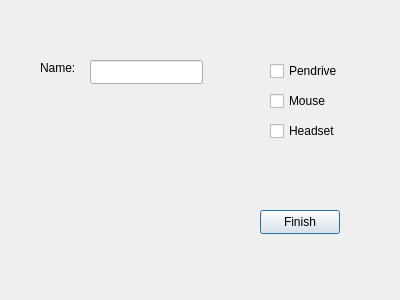
This is infodialog.ui in elb-bme/AFKHF as Qt 5 draws it before an edit. The edited form follows.
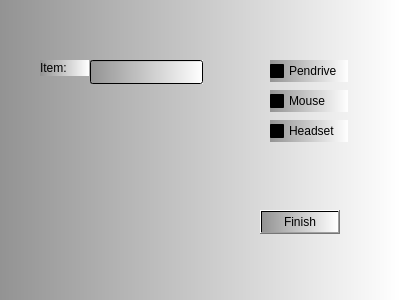
This is the edited form.

```diff
--- a/infodialog.ui
+++ b/infodialog.ui
@@ -13,6 +13,9 @@
   <property name="windowTitle">
    <string>Dialog</string>
   </property>
+  <property name="styleSheet">
+   <string notr="true">background-color: qlineargradient(spread:reflect, x1:0, y1:0, x2:1, y2:0, stop:0 rgba(147, 147, 147, 255), stop:1 rgba(255, 255, 255, 255));</string>
+  </property>
   <widget class="QPushButton" name="infoFinishButton">
    <property name="geometry">
     <rect>
@@ -84,8 +87,11 @@
      <height>16</height>
     </rect>
    </property>
+   <property name="styleSheet">
+    <string notr="true">font: 700 9pt &quot;Segoe UI&quot;;</string>
+   </property>
    <property name="text">
-    <string>Name:</string>
+    <string>Item:</string>
    </property>
   </widget>
  </widget>
```
